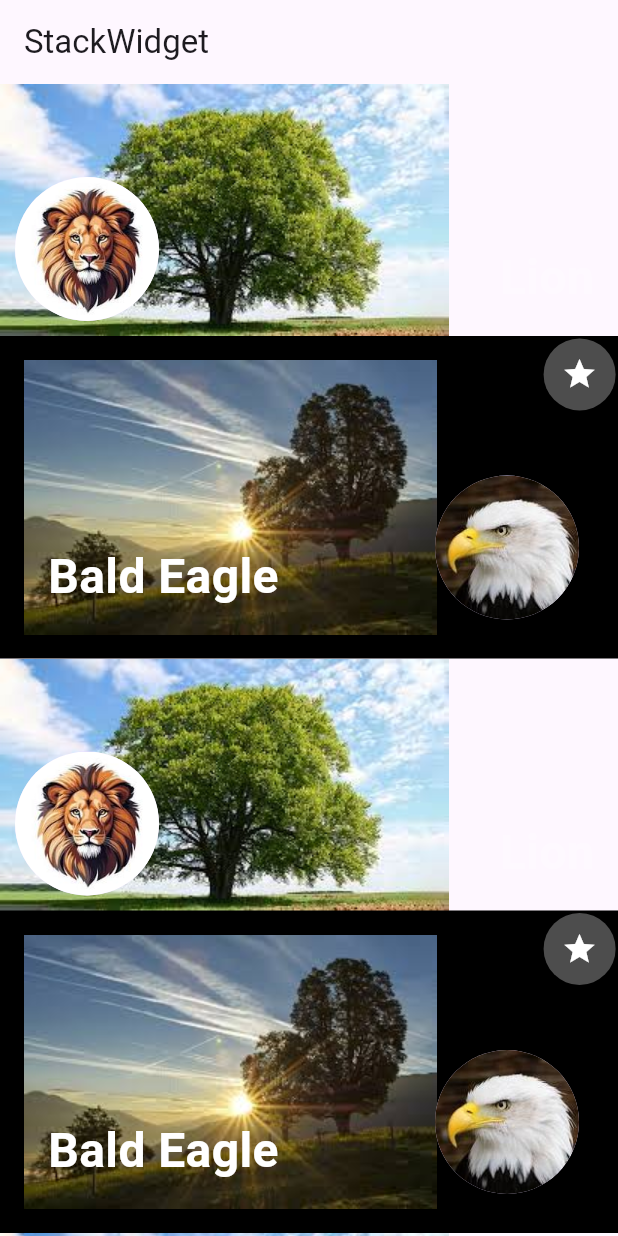
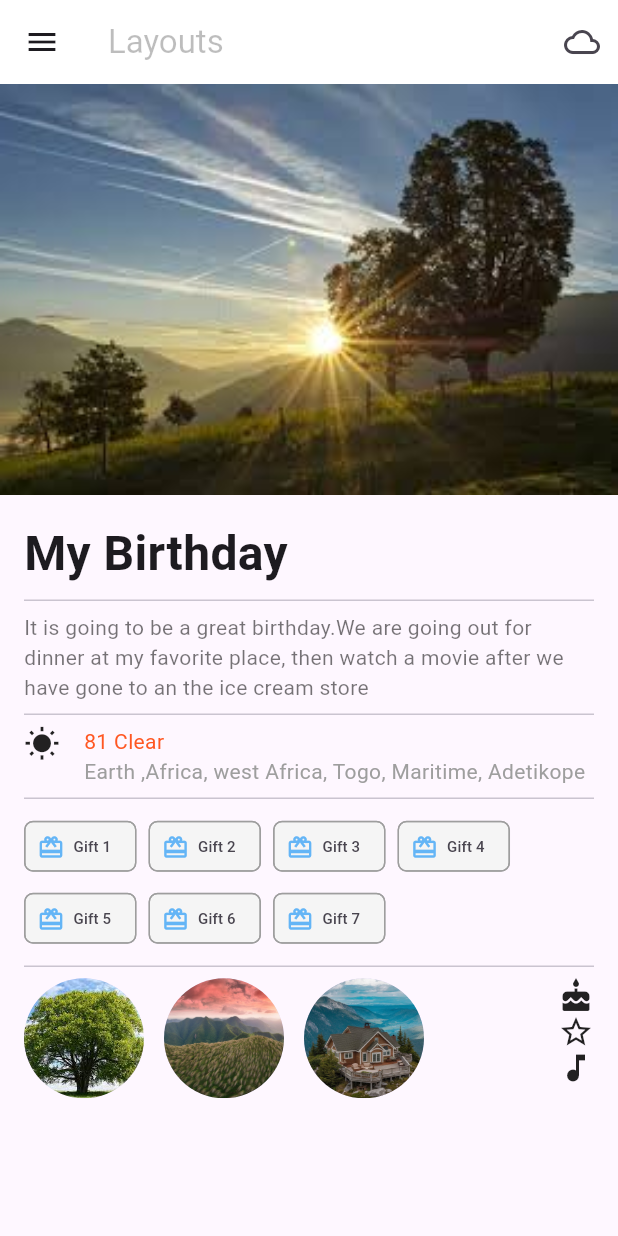
Before and after one commit to hatealx/ftest, a Flutter app: the screen it shows after launch, on a phone screen of 412 x 824 dp. Run offline on Flutter 3.47's test engine with Material 3 defaults, Android fonts, the light colour scheme and no system bars.

Commit message:
Learnt How to take individual widgets, nest them to build a professional Layout.

```diff
--- a/lib/pages/home.dart
+++ b/lib/pages/home.dart
@@ -1,10 +1,4 @@
 import 'package:flutter/material.dart';
-import 'package:ftest/widgets/stack.dart';
-import 'package:ftest/widgets/stack_favorite.dart';
-
-
-
-
 
 class Home extends StatelessWidget {
   const Home({super.key});
@@ -13,25 +7,157 @@ class Home extends StatelessWidget {
   Widget build(BuildContext context) {
     return Scaffold(
       appBar: AppBar(
-        title: Text("StackWidget"),
+        title: Text(
+          "Layouts",
+          style: TextStyle(color: Colors.black26),
+        ),
+        backgroundColor: Colors.white,
+        leading: IconButton(onPressed: () {}, icon: const Icon(Icons.menu)),
+        actions: [IconButton(onPressed: () {}, icon: Icon(Icons.cloud_queue))],
       ),
-      body: SafeArea(
-        child: ListView.builder(
-          itemCount:7,
-          itemBuilder: (BuildContext context, int index) {
-            if (index.isEven){
-              return const StackWidget();
-            }
-            else{
-              return const StackFavoriteWidget();
-            }
+      body: _buildBody(),
+    );
+  }
 
-          },
+  Widget _buildBody() {
+    return SingleChildScrollView(
+      child: Column(children: [
+        _buildJournalHeaderImage(),
+        SafeArea(
+          child: Padding(
+            padding: const EdgeInsets.all(16.0),
+            child: Column(
+              crossAxisAlignment: CrossAxisAlignment.start,
+              children: [
+                _buildJournalEntry(),
+                Divider(),
+                _buildJournalWeather(),
+                Divider(),
+                _buildJournalTags(),
+                Divider(),
+                _buildJournalFooterImages()
+              ],
+            ),
+          ),
+        )
+      ]),
+    );
+  }
+
+   Widget _buildJournalHeaderImage() {
+    return Container(
+      width: double.infinity,
+      child: Image(
+        image: AssetImage("assets/images/dawn.jpg"),
+        fit: BoxFit.cover,
+      ),
+    );
+  }
 
 
-         )
-      )
-    )
-    ;
+  Column _buildJournalEntry() {
+    return const Column(
+      crossAxisAlignment: CrossAxisAlignment.start,
+      children: [
+        Text(
+          "My Birthday",
+          style: TextStyle(fontSize: 32.0, fontWeight: FontWeight.bold),
+        ),
+        Divider(),
+        Text(
+          "It is going to be a great birthday.We are going out for dinner at my favorite place, then watch a movie after we have gone to an the ice cream store",
+          style: TextStyle(color: Colors.black54),
+        ),
+      ],
+    );
+  }
+
+  Row _buildJournalWeather() {
+    return const Row(
+      crossAxisAlignment: CrossAxisAlignment.start,
+      children: [
+        Icon(Icons.wb_sunny),
+        SizedBox(width: 16.0),
+        Column(
+          crossAxisAlignment: CrossAxisAlignment.start,
+          children: [
+            Row(
+              children: [
+                Text(
+                  "81 Clear",
+                  style: TextStyle(color: Colors.deepOrange),
+                )
+              ],
+            ),
+            Row(
+              children: [
+                Text(
+                  "Earth ,Africa, west Africa, Togo, Maritime, Adetikope",
+                  style: TextStyle(color: Colors.grey),
+                )
+              ],
+            )
+          ],
+        )
+      ],
+    );
+  }
+
+  Wrap _buildJournalTags() {
+    return Wrap(
+        spacing: 8.0,
+        children: List.generate(
+          7,
+          (int index) {
+            return Chip(
+              label: Text(
+                "Gift ${index + 1}",
+                style: TextStyle(fontSize: 10.0),
+              ),
+              avatar: Icon(
+                Icons.card_giftcard,
+                color: Colors.blue.shade300,
+              ),
+              shape: RoundedRectangleBorder(
+                borderRadius: BorderRadius.circular(6.0),
+                side: BorderSide(color: Colors.grey),
+              ),
+              backgroundColor: Colors.grey.shade100,
+            );
+          },
+        ));
+  }
+
+  Row _buildJournalFooterImages() {
+    return const Row(
+      crossAxisAlignment: CrossAxisAlignment.start,
+      mainAxisAlignment: MainAxisAlignment.spaceBetween,
+      children: [
+        CircleAvatar(
+          backgroundImage: AssetImage("assets/images/tree.jpg"),
+          radius: 40.0,
+        ),
+        CircleAvatar(
+          backgroundImage: AssetImage("assets/images/mountain.jpg"),
+          radius: 40.0,
+        ),
+        CircleAvatar(
+          backgroundImage: AssetImage("assets/images/home_top_mountain.jpg"),
+          radius: 40.0,
+        ),
+        SizedBox(
+          width: 100.0,
+          child: Column(
+            crossAxisAlignment: CrossAxisAlignment.end,
+            children: [
+              Icon(Icons.cake),
+              Icon(Icons.star_border),
+              Icon(Icons.music_note)
+
+          ],
+          ),
+        )
+      ],
+    );
   }
 }
--- a/lib/widgets/stack.dart
+++ /dev/null
@@ -1,35 +0,0 @@
-import 'package:flutter/material.dart';
-
-class StackWidget extends StatelessWidget {
-  const StackWidget({super.key});
-
-  @override
-  Widget build(BuildContext context) {
-    return Stack(
-      children: [
-         Image(
-          image: AssetImage('assets/images/tree.jpg')
-        ),
-        Positioned(
-          bottom: 10.0,
-          left: 10.0,
-          child: CircleAvatar(
-            radius: 48.0,
-            backgroundImage: AssetImage('assets/images/lion.jpg'),
-          )
-        ),
-        Positioned(
-          bottom: 16.0,
-          right: 16.0,
-          child: Text(
-            "Lion", style: TextStyle(
-              fontSize: 32.0,
-              color: Colors.white30,
-              fontWeight:FontWeight.bold
-            ),
-          ),
-        )
-      ],
-    );
-  }
-}
--- a/lib/widgets/stack_favorite.dart
+++ /dev/null
@@ -1,65 +0,0 @@
-import 'package:flutter/material.dart';
-
-class StackFavoriteWidget extends StatelessWidget {
-  const StackFavoriteWidget({super.key});
-
-  @override
-  Widget build(BuildContext context) {
-    return Container(
-      color: Colors.black,
-      child: Padding(
-        padding:EdgeInsets.all(16.0) ,
-        child:
-        Stack(
-          children: [
-            Image(image: AssetImage('assets/images/dawn.jpg'),
-            fit:BoxFit.fill ,
-            ),
-            Positioned(
-              top: 0.0,
-              right: 0.0,
-              child: FractionalTranslation(
-                translation: Offset(0.3, -0.3),
-                child: CircleAvatar(
-                  radius: 24.0,
-                  backgroundColor: Colors.white30,
-                  child: Icon(
-                    Icons.star,
-                    size: 24.0,
-                    color: Colors.white,
-                  ),
-                ),
-              ),
-            ),
-          Positioned(
-            bottom: 10.0,
-            right: 10.0,
-            child: CircleAvatar(
-              radius: 48.0,
-              backgroundImage: AssetImage('assets/images/eagle.jpg'),
-            ),
-
-          ),
-          Positioned(
-            bottom: 16.0,
-            left: 16.0,
-            child: Text(
-              "Bald Eagle",
-              style: TextStyle(
-                fontSize: 32.0,
-                color: Colors.white,
-                fontWeight: FontWeight.bold
-
-              ),
-            ),
-          )
-
-
-          ]
-
-
-        ),
-    )
-    );
-  }
-}
```
